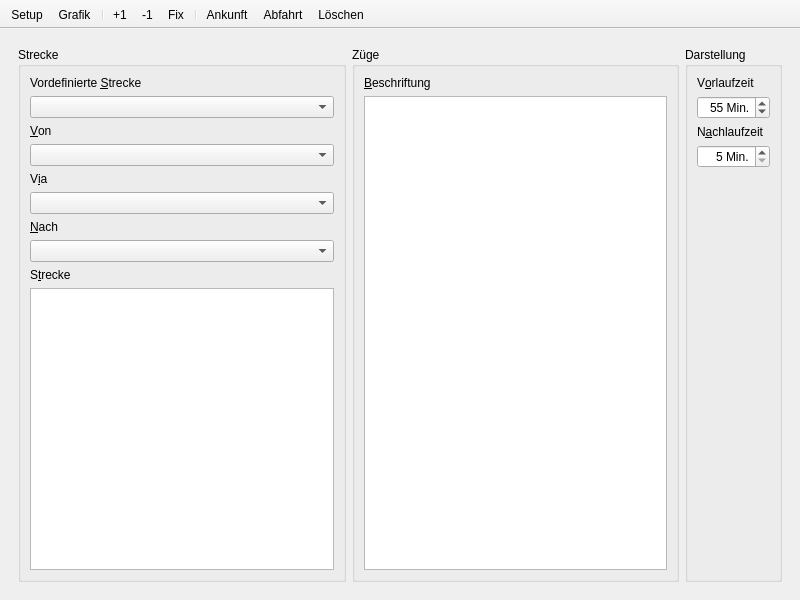
The window that stskit/qt/bildfahrplan.ui (topological-state/stskit) describes before a commit, drawn with Qt 5.
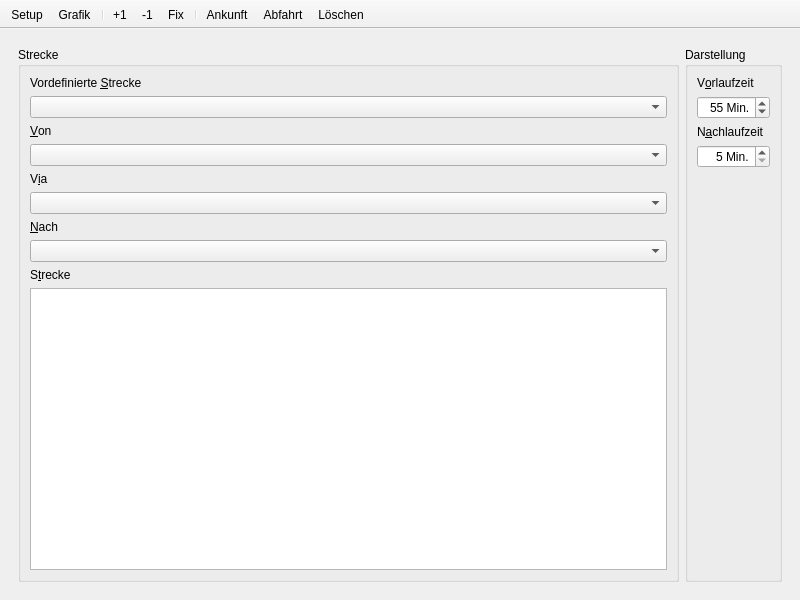
The same window after the commit. The open tabs and pages were chosen to show the change. Icons and pictures are not drawn.

Commit message: keine zugbeschriftungseinstellung in bildfahrplan und gleisbelegung

What changed in the file:
```diff
--- a/stskit/qt/bildfahrplan.ui
+++ b/stskit/qt/bildfahrplan.ui
@@ -109,32 +109,6 @@
             </layout>
            </widget>
           </item>
-          <item>
-           <widget class="QGroupBox" name="zuege_group">
-            <property name="title">
-             <string>Züge</string>
-            </property>
-            <layout class="QVBoxLayout" name="verticalLayout_7">
-             <item>
-              <layout class="QVBoxLayout" name="zuege_layout">
-               <item>
-                <widget class="QLabel" name="beschriftung_label">
-                 <property name="text">
-                  <string>&amp;Beschriftung</string>
-                 </property>
-                 <property name="buddy">
-                  <cstring>beschriftung_table</cstring>
-                 </property>
-                </widget>
-               </item>
-               <item>
-                <widget class="QTableView" name="beschriftung_table"/>
-               </item>
-              </layout>
-             </item>
-            </layout>
-           </widget>
-          </item>
           <item>
            <widget class="QGroupBox" name="darstellung_group">
             <property name="title">
```
Left out of the diff: 20 changed lines with no effect on the pictures. The commit also changes 3 other files.
